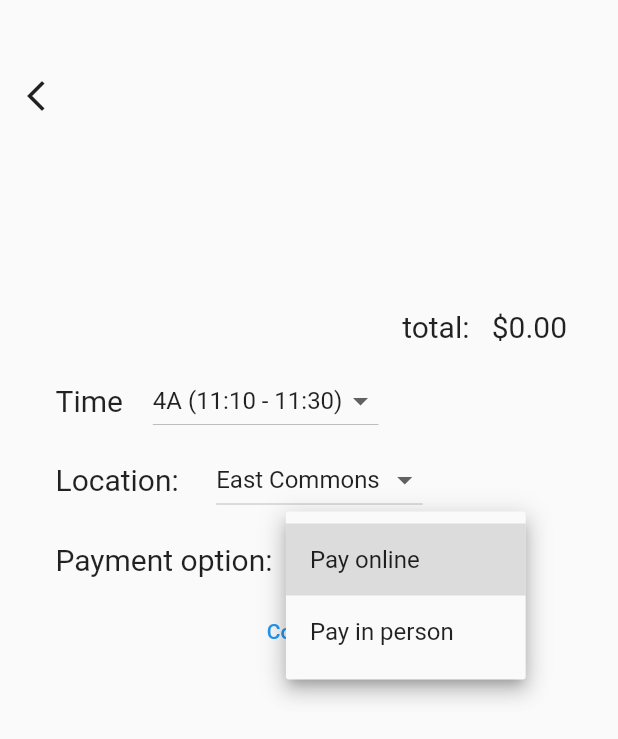
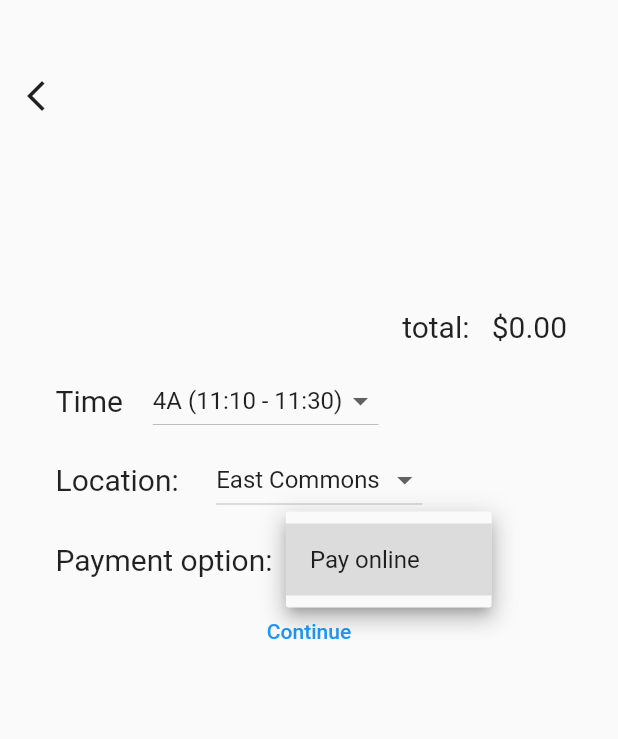
Before and after one commit to raghavagr2024/stevenson-takeout, a Flutter app: the Cart screen opened directly, after a tap on "Pay online", on a phone screen of 412 x 824 dp. Shown: the top 739 px of the screen. Run offline on Flutter 3.47's test engine with Material 2 defaults, Android fonts, the phone set to English and light mode, and no system bars; our stand-ins replace cloud_firestore, dropdown_button2, firebase_auth, firebase_core, firebase_database; missing offline and left inert: dart:ffi; accounts and stored records are empty.

Commit message:
fixed some bugs with soups in the cart and going to the cart page when no items are selected

```diff
--- a/lib/student_cart.dart
+++ b/lib/student_cart.dart
@@ -18,7 +18,7 @@ var periods = [
 
 var total = 0;
 var locations = ["East Commons", "West Commons"];
-var paymentOptions = ["Pay online", "Pay in person"];
+var paymentOptions = ["Pay online"];
 var preferences = [periods.first, locations.first, paymentOptions.first];
 List meats = [
   "Chicken",
@@ -462,7 +462,7 @@ class _TotalPrice extends State<TotalPrice> {
             child: Align(
               alignment: Alignment.centerRight,
               child: Text(
-                "total:   ${format.format(_getPrice())}",
+                "total:   ${format.format(getPrice())}",
                 style: const TextStyle(fontSize: 20),
               ),
             ),
@@ -475,20 +475,7 @@ class _TotalPrice extends State<TotalPrice> {
     );
   }
 
-  double _getPrice() {
-    double total = 0;
-    for (int i = 0; i < selected.length; i++) {
-      total +=
-          selected.values.elementAt(i)[0] * selected.values.elementAt(i)[1];
-    }
 
-    for (int i = 0; i < selectedSoups.length; i++) {
-      total += selectedSoups.values.elementAt(i)[0] * 2 +
-          selectedSoups.values.elementAt(i)[1] * 1.5;
-    }
-
-    return total;
-  }
 }
 
 class SoupList extends StatefulWidget {
@@ -620,7 +607,7 @@ class _SoupList extends State<SoupList> {
   }
 
   Future<void> _showSoupDialog(int i) async {
-
+    print("in show soup dialog");
     var soup = {};
     if(selectedSoups.keys.elementAt(i)==weeklyItems['Soup'].keys.elementAt(0)){
 
@@ -637,9 +624,12 @@ class _SoupList extends State<SoupList> {
     return showDialog(
         context: context,
         builder: (BuildContext context) {
+          for(int i = 0;i<100;i++){
+            count.add("$i");
+          }
           return StatefulBuilder(builder: (context,s){
             return Container(
-                height: 400,
+                height: 700,
                 width: 320,
                 child: AlertDialog(
                   title: Text(selectedSoups.keys.elementAt(i)),
@@ -663,7 +653,11 @@ class _SoupList extends State<SoupList> {
                                       // This is called when the user selects an item.
                                       s((){
                                         soup.values.elementAt(0)[0] = int.parse(value!);
-
+                                        if(getPrice()==0){
+                                          Navigator.push(
+                                              context,
+                                              MaterialPageRoute(builder: (context) => HomePage()));
+                                        }
                                       });
 
                                     },
@@ -691,7 +685,11 @@ class _SoupList extends State<SoupList> {
 
                                       s((){
                                         soup.values.elementAt(0)[1] = int.parse(value!);
-                                        print(soup.toString());
+                                        if(getPrice()==0){
+                                          Navigator.push(
+                                              context,
+                                              MaterialPageRoute(builder: (context) => HomePage()));
+                                        }
                                       });
                                     },
                                     items: count.map<DropdownMenuItem<String>>((var value) {
@@ -784,3 +782,18 @@ class NextButton extends StatelessWidget {
         child: const Text("Continue"));
   }
 }
+
+double getPrice() {
+  double total = 0;
+  for (int i = 0; i < selected.length; i++) {
+    total +=
+        selected.values.elementAt(i)[0] * selected.values.elementAt(i)[1];
+  }
+
+  for (int i = 0; i < selectedSoups.length; i++) {
+    total += selectedSoups.values.elementAt(i)[0] * 2 +
+        selectedSoups.values.elementAt(i)[1] * 1.5;
+  }
+
+  return total;
+}
--- a/lib/student_home.dart
+++ b/lib/student_home.dart
@@ -411,64 +411,7 @@ class _Tile extends State<Tile> {
   }
 }
 
-//var international = [];
-/*
-class InternationalTile extends StatefulWidget{
-  Map<String, dynamic> items;
-  BuildContext context;
-  int index;
 
-  InternationalTile(this.context,this.items,this.index);
-
-  @override
-  State<StatefulWidget> createState() {
-    return _InternationalTile(context,items,index);
-  }
-}
-
-class _InternationalTile extends State<InternationalTile>{
-  @override
-  BuildContext context;
-  Map<String, dynamic> items;
-  int index;
-
-  _InternationalTile(this.context,this.items,this.index);
-
-  @override
-  Widget build(context){
-
-
-    return Card(
-        child: ListTile(
-          trailing: international.contains(items.keys.elementAt(index)) ? const Icon(Icons.check_circle, color: Colors.green,) : const Icon(Icons.circle_outlined) ,
-          onTap: (){
-            if(international.contains(items.keys.elementAt(index))){
-              removeItem();
-            }
-            else{
-              addItem();
-            }
-          } ,
-          title: Text(items.keys.elementAt(index)),
-
-        )
-    );
-  }
-
-  void addItem(){
-    international.add(items.keys.elementAt(index));
-    setState(() {
-
-    });
-  }
-  void removeItem(){
-    international.remove(items.keys.elementAt(index));
-    setState(() {
-
-    });
-  }
-}
-*/
 
 class NextButton extends StatefulWidget{
   @override
@@ -501,7 +444,12 @@ class _NextButton extends State<NextButton> {
   bool ifEmpty(){
     print("in if empty");
     print(selected.toString());
-    if(_counter.value==0){
+    print(soup1.toString());
+    print(soup2.toString());
+    if(selected.isEmpty && soup1.isEmpty && soup2.isEmpty){
+      return true;
+    }
+    if(selected.isEmpty && soup1.values.elementAt(0)[0]+soup1.values.elementAt(0)[1]+soup2.values.elementAt(0)[0]+soup2.values.elementAt(0)[1]==0){
       return true;
     }
     return false;
@@ -525,7 +473,7 @@ class _NextButton extends State<NextButton> {
     }
 
 
-    log(selected.toString());
+    log(selectedSoups.toString());
     Navigator.push(
         context, MaterialPageRoute(builder: (context) => Cart()));
   }
--- a/lib/student_login.dart
+++ b/lib/student_login.dart
@@ -115,7 +115,7 @@ class LoginButton extends StatelessWidget {
           //       MaterialPageRoute(builder: (context) => VerificationPage(_email)));
           // }
           // else{
-          //   createCount();
+          //    createCount();
           //   Navigator.push(
           //       context,
           //       MaterialPageRoute(builder: (context) => HomePage()));
```
